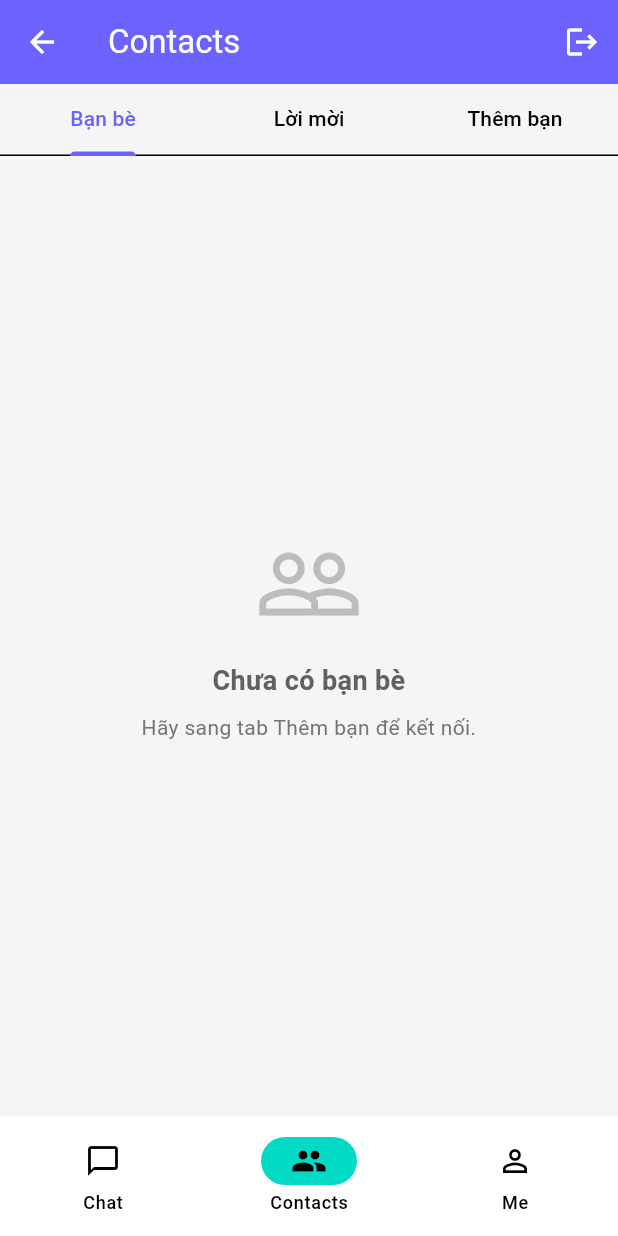
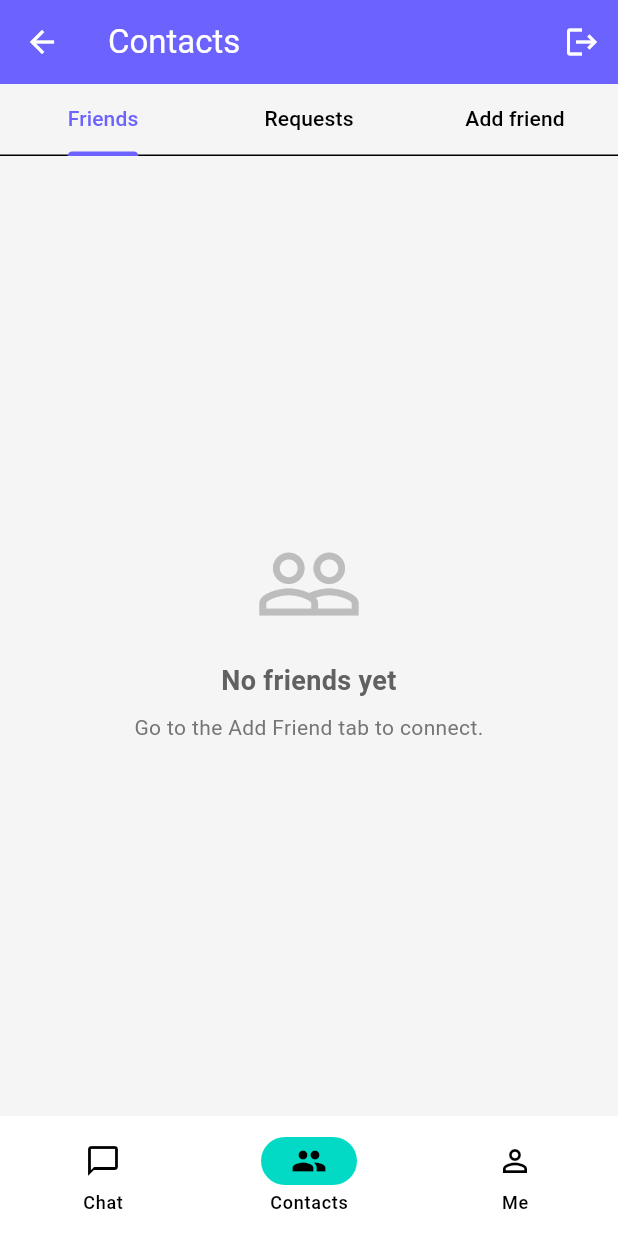
Before and after one commit to trongnhanunofficial/shixin, a Flutter app: the HomeView screen opened by its route, item 2 of the bottom bar chosen, on a phone screen of 412 x 824 dp. Run offline on Flutter 3.47's test engine with Material 3 defaults, Android fonts, the phone set to English and light mode, and no system bars; our stand-ins replace cloud_firestore, firebase_core, get, shared_preferences; accounts and stored records are empty; network calls fail.

Commit message:
feat: Update UI text to English for better accessibility and user experience

```diff
--- a/lib/app/core/utils/phone_utils.dart
+++ b/lib/app/core/utils/phone_utils.dart
@@ -8,7 +8,7 @@ class PhoneUtils {
   static String normalizeLocalInput(String value) {
     final digits = digitsOnly(value.trim());
     if (digits.isEmpty) {
-      throw const FormatException('Số điện thoại không hợp lệ.');
+      throw const FormatException('Invalid phone number.');
     }
     return digits;
   }
--- a/lib/app/data/services/friend_service.dart
+++ b/lib/app/data/services/friend_service.dart
@@ -41,7 +41,7 @@ class FriendService extends GetxService {
 
   Future<void> sendRequest(String fromUid, String toUid) async {
     if (fromUid == toUid) {
-      throw Exception('Không thể kết bạn với chính bạn.');
+      throw Exception("You can't add yourself as a friend.");
     }
 
     final relationId = getRelationId(fromUid, toUid);
@@ -58,15 +58,15 @@ class FriendService extends GetxService {
             data[FirebaseConstants.fieldFriendRequesterId] as String?;
 
         if (status == FriendRelationStatus.accepted.name) {
-          throw Exception('Hai người đã là bạn bè.');
+          throw Exception('You are already friends.');
         }
 
         if (status == FriendRelationStatus.pending.name) {
           if (requesterId == fromUid) {
-            throw Exception('Bạn đã gửi lời mời kết bạn.');
+            throw Exception('You already sent a friend request.');
           }
           if (requesterId == toUid) {
-            throw Exception('Người này đã gửi lời mời cho bạn.');
+            throw Exception('This user has already sent you a friend request.');
           }
         }
       }
@@ -88,7 +88,7 @@ class FriendService extends GetxService {
     await _firestore.runTransaction((transaction) async {
       final snapshot = await transaction.get(relationRef);
       if (!snapshot.exists || snapshot.data() == null) {
-        throw Exception('Lời mời không tồn tại.');
+        throw Exception('Friend request does not exist.');
       }
 
       final data = snapshot.data()!;
@@ -100,13 +100,13 @@ class FriendService extends GetxService {
       );
 
       if (!participants.contains(currentUid)) {
-        throw Exception('Không có quyền xử lý lời mời này.');
+        throw Exception("You don't have permission to handle this request.");
       }
       if (status != FriendRelationStatus.pending.name) {
-        throw Exception('Lời mời không còn hiệu lực.');
+        throw Exception('This request is no longer valid.');
       }
       if (requesterId == currentUid) {
-        throw Exception('Không thể tự chấp nhận lời mời đã gửi.');
+        throw Exception("You can't accept your own request.");
       }
 
       transaction.update(relationRef, {
@@ -134,13 +134,13 @@ class FriendService extends GetxService {
       );
 
       if (!participants.contains(currentUid)) {
-        throw Exception('Không có quyền từ chối lời mời này.');
+        throw Exception("You don't have permission to decline this request.");
       }
       if (status != FriendRelationStatus.pending.name) {
-        throw Exception('Lời mời không còn hiệu lực.');
+        throw Exception('This request is no longer valid.');
       }
       if (requesterId == currentUid) {
-        throw Exception('Không thể từ chối lời mời do chính bạn gửi.');
+        throw Exception("You can't decline a request you sent.");
       }
 
       transaction.delete(relationRef);
@@ -165,13 +165,13 @@ class FriendService extends GetxService {
       );
 
       if (!participants.contains(currentUid)) {
-        throw Exception('Không có quyền thu hồi lời mời này.');
+        throw Exception("You don't have permission to withdraw this request.");
       }
       if (status != FriendRelationStatus.pending.name) {
-        throw Exception('Không thể thu hồi lời mời này.');
+        throw Exception('Unable to withdraw this request.');
       }
       if (requesterId != currentUid) {
-        throw Exception('Chỉ người gửi mới được thu hồi lời mời.');
+        throw Exception('Only the sender can withdraw this request.');
       }
 
       transaction.delete(relationRef);
@@ -194,10 +194,10 @@ class FriendService extends GetxService {
       );
 
       if (!participants.contains(currentUid)) {
-        throw Exception('Không có quyền hủy kết bạn.');
+        throw Exception("You don't have permission to unfriend.");
       }
       if (status != FriendRelationStatus.accepted.name) {
-        throw Exception('Hai người chưa là bạn bè.');
+        throw Exception('You are not friends yet.');
       }
 
       transaction.delete(relationRef);
--- a/lib/app/modules/chat/chat_controller.dart
+++ b/lib/app/modules/chat/chat_controller.dart
@@ -50,7 +50,7 @@ class ChatController extends GetxController {
       otherUser.uid,
     );
     if (!isFriend) {
-      SnackbarUtils.showError('Chỉ có thể nhắn tin với bạn bè.');
+      SnackbarUtils.showError('You can only message friends.');
       return;
     }
 
--- a/lib/app/modules/home/home_controller.dart
+++ b/lib/app/modules/home/home_controller.dart
@@ -134,7 +134,7 @@ class HomeController extends GetxController {
     if (!RegExp(r'^\d+$').hasMatch(keyword)) {
       searchResults.clear();
       hasSearchedPhone.value = true;
-      searchMessage.value = 'Vui lòng nhập số điện thoại chỉ gồm chữ số.';
+      searchMessage.value = 'Please enter a phone number with digits only.';
       return;
     }
 
@@ -149,7 +149,7 @@ class HomeController extends GetxController {
       );
       searchResults.value = users;
       if (users.isEmpty) {
-        searchMessage.value = 'Không tìm thấy người dùng.';
+        searchMessage.value = 'User not found.';
       }
     } catch (error) {
       searchResults.clear();
@@ -169,7 +169,7 @@ class HomeController extends GetxController {
   Future<void> sendFriendRequest(UserModel otherUser) async {
     await _runAction('send:${otherUser.uid}', () async {
       await _friendService.sendRequest(_currentUserId, otherUser.uid);
-      SnackbarUtils.showSuccess('Đã gửi lời mời kết bạn.');
+      SnackbarUtils.showSuccess('Friend request sent.');
     });
   }
 
@@ -178,28 +178,28 @@ class HomeController extends GetxController {
     await _runAction('accept:${relation.id}', () async {
       await _friendService.acceptRequest(_currentUserId, relation.id);
       await _chatService.getOrCreateChat(_currentUserId, otherUserId);
-      SnackbarUtils.showSuccess('Đã chấp nhận lời mời kết bạn.');
+      SnackbarUtils.showSuccess('Friend request accepted.');
     });
   }
 
   Future<void> rejectRequest(FriendRelationModel relation) async {
     await _runAction('reject:${relation.id}', () async {
       await _friendService.rejectRequest(_currentUserId, relation.id);
-      SnackbarUtils.showInfo('Đã từ chối lời mời kết bạn.');
+      SnackbarUtils.showInfo('Friend request declined.');
     });
   }
 
   Future<void> withdrawRequest(FriendRelationModel relation) async {
     await _runAction('withdraw:${relation.id}', () async {
       await _friendService.withdrawRequest(_currentUserId, relation.id);
-      SnackbarUtils.showInfo('Đã thu hồi lời mời kết bạn.');
+      SnackbarUtils.showInfo('Friend request withdrawn.');
     });
   }
 
   Future<void> openChat(ChatModel chat) async {
     final otherUserId = chat.getOtherUserId(_currentUserId);
     if (!_acceptedFriendIds.contains(otherUserId)) {
-      SnackbarUtils.showError('Chỉ có thể nhắn tin với bạn bè.');
+      SnackbarUtils.showError('You can only message friends.');
       return;
     }
 
@@ -207,7 +207,7 @@ class HomeController extends GetxController {
     otherUser ??= await _userService.getUserById(otherUserId);
 
     if (otherUser == null) {
-      SnackbarUtils.showError('Không thể tải thông tin người dùng.');
+      SnackbarUtils.showError('Unable to load user information.');
       return;
     }
 
@@ -219,7 +219,7 @@ class HomeController extends GetxController {
 
   Future<void> openChatWithFriend(UserModel otherUser) async {
     if (!_acceptedFriendIds.contains(otherUser.uid)) {
-      SnackbarUtils.showError('Chỉ có thể nhắn tin với bạn bè.');
+      SnackbarUtils.showError('You can only message friends.');
       return;
     }
 
@@ -237,16 +237,16 @@ class HomeController extends GetxController {
   Future<void> unfriend(UserModel user) async {
     final confirmed = await Get.dialog<bool>(
       AlertDialog(
-        title: const Text('Hủy kết bạn'),
-        content: Text('Bạn có chắc muốn hủy kết bạn với ${user.name}?'),
+        title: const Text('Unfriend'),
+        content: Text('Are you sure you want to unfriend ${user.name}?'),
         actions: [
           TextButton(
             onPressed: () => Get.back(result: false),
-            child: const Text('Hủy'),
+            child: const Text('Cancel'),
           ),
           TextButton(
             onPressed: () => Get.back(result: true),
-            child: const Text('Xác nhận'),
+            child: const Text('Confirm'),
           ),
         ],
       ),
@@ -259,7 +259,7 @@ class HomeController extends GetxController {
     await _runAction('unfriend:${user.uid}', () async {
       await _friendService.unfriend(_currentUserId, user.uid);
       await _chatService.deleteChatBetweenUsers(_currentUserId, user.uid);
-      SnackbarUtils.showInfo('Đã hủy kết bạn.');
+      SnackbarUtils.showInfo('Unfriended.');
     });
   }
 
--- a/lib/app/modules/home/home_view.dart
+++ b/lib/app/modules/home/home_view.dart
@@ -78,13 +78,13 @@ class HomeView extends GetView<HomeController> {
                   ? profileController.updateProfile
                   : profileController.toggleEdit,
               child: Text(
-                profileController.isEditing.value ? 'Lưu' : 'Sửa',
+                profileController.isEditing.value ? 'Save' : 'Edit',
                 style: const TextStyle(color: Colors.white),
               ),
             ),
           ),
         IconButton(
-          tooltip: 'Đăng xuất',
+          tooltip: 'Log out',
           onPressed: controller.logout,
           icon: const Icon(Icons.logout),
         ),
@@ -102,8 +102,8 @@ class HomeView extends GetView<HomeController> {
       if (controller.chats.isEmpty) {
         return _buildEmptyState(
           icon: Icons.chat_bubble_outline,
-          title: 'Chưa có cuộc trò chuyện',
-          subtitle: 'Chỉ hiển thị cuộc trò chuyện với bạn bè.',
+          title: 'No conversations yet',
+          subtitle: 'Only conversations with friends are shown.',
         );
       }
 
@@ -130,9 +130,9 @@ class HomeView extends GetView<HomeController> {
             color: Colors.transparent,
             child: const TabBar(
               tabs: [
-                Tab(text: 'Bạn bè'),
-                Tab(text: 'Lời mời'),
-                Tab(text: 'Thêm bạn'),
+                Tab(text: 'Friends'),
+                Tab(text: 'Requests'),
+                Tab(text: 'Add friend'),
               ],
             ),
           ),
@@ -156,8 +156,8 @@ class HomeView extends GetView<HomeController> {
       if (friends.isEmpty) {
         return _buildEmptyState(
           icon: Icons.people_outline,
-          title: 'Chưa có bạn bè',
-          subtitle: 'Hãy sang tab Thêm bạn để kết nối.',
+          title: 'No friends yet',
+          subtitle: 'Go to the Add Friend tab to connect.',
         );
       }
 
@@ -184,19 +184,19 @@ class HomeView extends GetView<HomeController> {
       if (received.isEmpty && sent.isEmpty) {
         return _buildEmptyState(
           icon: Icons.mark_email_unread_outlined,
-          title: 'Không có lời mời',
-          subtitle: 'Lời mời kết bạn sẽ xuất hiện tại đây.',
+          title: 'No requests',
+          subtitle: 'Friend requests will appear here.',
         );
       }
 
       return ListView(
         children: [
           if (received.isNotEmpty) ...[
-            _buildSectionTitle('Đã nhận'),
+            _buildSectionTitle('Received'),
             ...received.map((relation) {
               final user = controller.relationUser(relation);
               if (user == null) {
-                return const ListTile(title: Text('Đang tải...'));
+                return const ListTile(title: Text('Loading...'));
               }
               final isLoading =
                   controller.isActionLoading('accept:${relation.id}') ||
@@ -212,11 +212,11 @@ class HomeView extends GetView<HomeController> {
             }),
           ],
           if (sent.isNotEmpty) ...[
-            _buildSectionTitle('Đã gửi'),
+            _buildSectionTitle('Sent'),
             ...sent.map((relation) {
               final user = controller.relationUser(relation);
               if (user == null) {
-                return const ListTile(title: Text('Đang tải...'));
+                return const ListTile(title: Text('Loading...'));
               }
 
               return FriendRequestTile(
@@ -250,7 +250,7 @@ class HomeView extends GetView<HomeController> {
                   textInputAction: TextInputAction.search,
                   onSubmitted: (_) => controller.searchByLocalPhone(),
                   decoration: InputDecoration(
-                    hintText: 'Nhập số điện thoại nội địa',
+                    hintText: 'Enter a local phone number',
                     prefixIcon: const Icon(Icons.phone),
                     suffixIcon: IconButton(
                       onPressed: controller.clearSearch,
@@ -262,7 +262,7 @@ class HomeView extends GetView<HomeController> {
               const SizedBox(width: 8),
               FilledButton(
                 onPressed: controller.searchByLocalPhone,
-                child: const Text('Tìm'),
+                child: const Text('Search'),
               ),
             ],
           ),
@@ -272,7 +272,7 @@ class HomeView extends GetView<HomeController> {
           child: Align(
             alignment: Alignment.centerLeft,
             child: Text(
-              'Nhập số không cần dấu +. Ví dụ: 12312312312',
+              'Enter the number without the + sign. Example: 12312312312',
               style: TextStyle(fontSize: 12, color: Colors.grey[600]),
             ),
           ),
@@ -287,18 +287,16 @@ class HomeView extends GetView<HomeController> {
             if (!controller.hasSearchedPhone.value) {
               return _buildEmptyState(
                 icon: Icons.person_search,
-                title: 'Tìm bạn bằng số điện thoại',
-                subtitle: 'Kết quả sẽ hiển thị trạng thái kết bạn chi tiết.',
+                title: 'Find friends by phone number',
+                subtitle: 'Results will show detailed friendship status.',
               );
             }
 
             if (controller.searchResults.isEmpty) {
               return _buildEmptyState(
                 icon: Icons.search_off,
-                title: 'Không có kết quả',
-                subtitle:
-                    controller.searchMessage.value ??
-                    'Không tìm thấy người dùng.',
+                title: 'No results',
+                subtitle: controller.searchMessage.value ?? 'User not found.',
               );
             }
 
--- a/lib/app/modules/home/widgets/friend_list_tile.dart
+++ b/lib/app/modules/home/widgets/friend_list_tile.dart
@@ -50,9 +50,9 @@ class FriendListTile extends StatelessWidget {
           : Wrap(
               spacing: 8,
               children: [
-                TextButton(onPressed: onChat, child: const Text('Nhắn tin')),
+                TextButton(onPressed: onChat, child: const Text('Message')),
                 IconButton(
-                  tooltip: 'Hủy kết bạn',
+                  tooltip: 'Unfriend',
                   onPressed: onUnfriend,
                   icon: const Icon(Icons.person_remove_outlined),
                 ),
--- a/lib/app/modules/home/widgets/friend_request_tile.dart
+++ b/lib/app/modules/home/widgets/friend_request_tile.dart
@@ -61,15 +61,15 @@ class FriendRequestTile extends StatelessWidget {
     if (type == FriendRequestType.sent) {
       return OutlinedButton(
         onPressed: onWithdraw,
-        child: const Text('Thu hồi'),
+        child: const Text('Withdraw'),
       );
     }
 
     return Wrap(
       spacing: 8,
       children: [
-        OutlinedButton(onPressed: onReject, child: const Text('Từ chối')),
-        FilledButton(onPressed: onAccept, child: const Text('Đồng ý')),
+        OutlinedButton(onPressed: onReject, child: const Text('Decline')),
+        FilledButton(onPressed: onAccept, child: const Text('Accept')),
       ],
     );
   }
--- a/lib/app/modules/home/widgets/phone_search_result_tile.dart
+++ b/lib/app/modules/home/widgets/phone_search_result_tile.dart
@@ -68,28 +68,28 @@ class PhoneSearchResultTile extends StatelessWidget {
           children: [
             Chip(
               visualDensity: VisualDensity.compact,
-              label: const Text('Bạn bè'),
+              label: const Text('Friends'),
               backgroundColor: AppColors.success.withValues(alpha: 0.15),
               side: BorderSide.none,
             ),
-            TextButton(onPressed: onChat, child: const Text('Nhắn tin')),
+            TextButton(onPressed: onChat, child: const Text('Message')),
           ],
         );
       case SearchFriendState.requestSent:
         return OutlinedButton(
           onPressed: onWithdraw,
-          child: const Text('Thu hồi'),
+          child: const Text('Withdraw'),
         );
       case SearchFriendState.requestReceived:
         return Wrap(
           spacing: 8,
           children: [
-            OutlinedButton(onPressed: onReject, child: const Text('Từ chối')),
-            FilledButton(onPressed: onAccept, child: const Text('Đồng ý')),
+            OutlinedButton(onPressed: onReject, child: const Text('Decline')),
+            FilledButton(onPressed: onAccept, child: const Text('Accept')),
           ],
         );
       case SearchFriendState.canAdd:
-        return FilledButton(onPressed: onAdd, child: const Text('Kết bạn'));
+        return FilledButton(onPressed: onAdd, child: const Text('Add friend'));
     }
   }
 }
--- a/lib/app/modules/profile/profile_controller.dart
+++ b/lib/app/modules/profile/profile_controller.dart
@@ -31,7 +31,7 @@ class ProfileController extends GetxController {
 
   Future<void> updateProfile() async {
     if (nameController.text.trim().isEmpty) {
-      SnackbarUtils.showError('Tên không được để trống');
+      SnackbarUtils.showError('Name cannot be empty');
       return;
     }
 
@@ -42,15 +42,15 @@ class ProfileController extends GetxController {
         name: nameController.text.trim(),
       );
 
-      // Cập nhật local state
+      // Update local state
       _authService.currentUser.value = currentUser!.copyWith(
         name: nameController.text.trim(),
       );
 
-      SnackbarUtils.showSuccess('Cập nhật thành công!');
+      SnackbarUtils.showSuccess('Profile updated successfully!');
       isEditing.value = false;
     } catch (e) {
-      SnackbarUtils.showError('Có lỗi xảy ra');
+      SnackbarUtils.showError('Something went wrong');
     } finally {
       isLoading.value = false;
     }
--- a/lib/app/modules/profile/profile_view.dart
+++ b/lib/app/modules/profile/profile_view.dart
@@ -11,7 +11,7 @@ class ProfileView extends GetView<ProfileController> {
   Widget build(BuildContext context) {
     return Scaffold(
       appBar: AppBar(
-        title: const Text('Hồ sơ'),
+        title: const Text('Profile'),
         actions: [
           Obx(
             () => TextButton(
@@ -19,7 +19,7 @@ class ProfileView extends GetView<ProfileController> {
                   ? controller.updateProfile
                   : controller.toggleEdit,
               child: Text(
-                controller.isEditing.value ? 'Lưu' : 'Sửa',
+                controller.isEditing.value ? 'Save' : 'Edit',
                 style: const TextStyle(color: Colors.white),
               ),
             ),
--- a/lib/app/modules/splash/splash_view.dart
+++ b/lib/app/modules/splash/splash_view.dart
@@ -41,7 +41,7 @@ class SplashView extends GetView<SplashController> {
             ),
             const SizedBox(height: 8),
             const Text(
-              'Kết nối mọi lúc, mọi nơi',
+              'Connect anytime, anywhere',
               style: TextStyle(fontSize: 16, color: Colors.white70),
             ),
             const SizedBox(height: 48),
```
Also changed, not shown: lib/app/modules/chat/chat_view.dart (+5 -7 lines), lib/app/modules/home/widgets/chat_list_tile.dart (+6 -8 lines), lib/app/modules/profile/widgets/profile_content.dart (+4 -4 lines).
